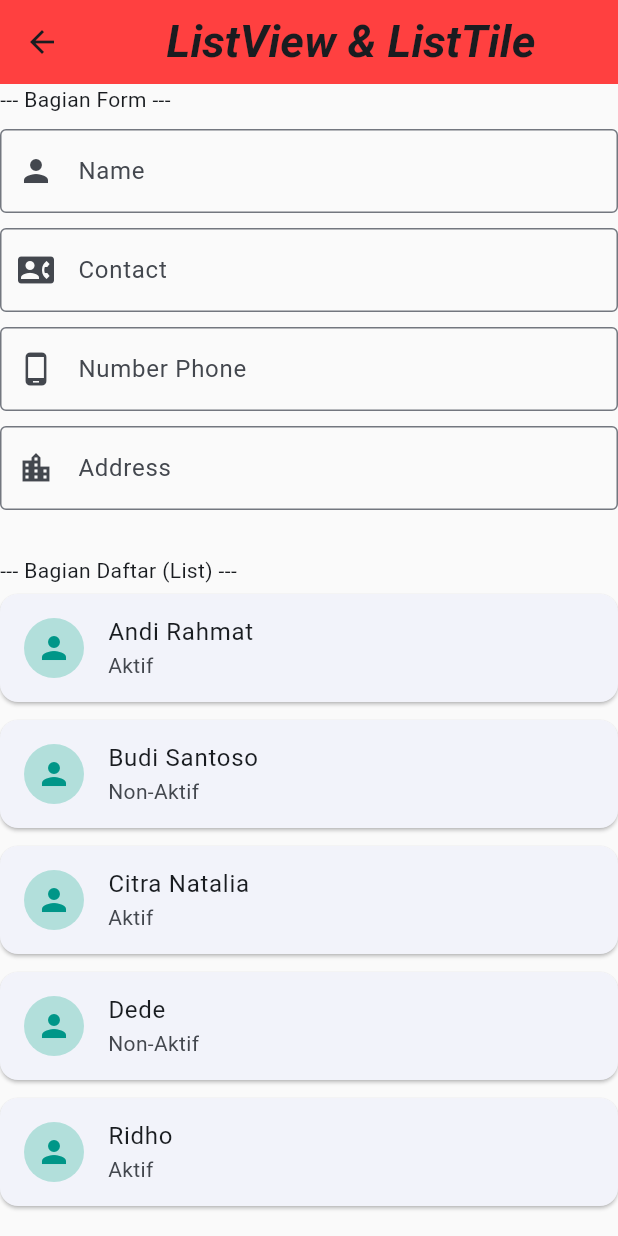
After one commit to lavenderpoet607/pelatihan_app_dev, a Flutter app: the Tugas5 screen opened directly, on a phone screen of 412 x 824 dp. The commit adds this screen. Run offline on Flutter 3.47's test engine with Material 3 defaults, Android fonts, the light colour scheme and no system bars; network calls fail.

Commit message:
Perubahan tugas

```diff
--- /dev/null
+++ b/lib/tugas/tugas_5.dart
@@ -0,0 +1,126 @@
+import 'package:flutter/material.dart';
+
+class Tugas5 extends StatelessWidget {
+  const Tugas5({super.key});
+
+  @override
+  Widget build(BuildContext context) {
+    return Scaffold(
+      backgroundColor: const Color.fromARGB(255, 250, 250, 250),
+      appBar: AppBar(
+        backgroundColor: const Color.fromARGB(255, 255, 64, 64),
+        title: Row(
+          mainAxisAlignment: MainAxisAlignment.center,
+          children: [
+            Text(
+              "ListView & ListTile",
+              style: TextStyle(
+                fontSize: 30,
+                fontWeight: FontWeight.bold,
+                fontStyle: FontStyle.italic,
+              ),
+            ),
+          ],
+        ),
+      ),
+      body: ListView(
+        children: [
+          Text("--- Bagian Form ---"),
+          SizedBox(height: 10),
+          TextField(
+            decoration: InputDecoration(
+              prefixIcon: Icon(Icons.person),
+              border: OutlineInputBorder(),
+              labelText: 'Name',
+              hintText: 'Enter YourName',
+            ),
+          ),
+          SizedBox(height: 10),
+          const TextField(
+            decoration: InputDecoration(
+              prefixIcon: Icon(Icons.contact_phone),
+              border: OutlineInputBorder(),
+              labelText: 'Contact',
+              hintText: 'Enter Your Contact',
+            ),
+          ),
+          SizedBox(height: 10),
+          const TextField(
+            decoration: InputDecoration(
+              prefixIcon: Icon(Icons.phone_android),
+              border: OutlineInputBorder(),
+              labelText: 'Number Phone',
+              hintText: 'Enter Your Number',
+            ),
+          ),
+          SizedBox(height: 10),
+          const TextField(
+            decoration: InputDecoration(
+              prefixIcon: Icon(Icons.location_city_outlined),
+              border: OutlineInputBorder(),
+              labelText: 'Address',
+              hintText: 'Enter Address',
+            ),
+          ),
+          SizedBox(height: 30),
+          Text("--- Bagian Daftar (List) ---"),
+          Card(
+            margin: const EdgeInsets.symmetric(vertical: 6),
+            child: ListTile(
+              leading: CircleAvatar(
+                backgroundColor: Colors.teal.shade100,
+                child: const Icon(Icons.person, color: Colors.teal),
+              ),
+              title: const Text('Andi Rahmat'),
+              subtitle: const Text('Aktif'),
+            ),
+          ),
+          Card(
+            margin: const EdgeInsets.symmetric(vertical: 6),
+            child: ListTile(
+              leading: CircleAvatar(
+                backgroundColor: Colors.teal.shade100,
+                child: const Icon(Icons.person, color: Colors.teal),
+              ),
+              title: const Text('Budi Santoso'),
+              subtitle: const Text('Non-Aktif'),
+            ),
+          ),
+          Card(
+            margin: const EdgeInsets.symmetric(vertical: 6),
+            child: ListTile(
+              leading: CircleAvatar(
+                backgroundColor: Colors.teal.shade100,
+                child: const Icon(Icons.person, color: Colors.teal),
+              ),
+              title: const Text('Citra Natalia'),
+              subtitle: const Text('Aktif'),
+            ),
+          ),
+          Card(
+            margin: const EdgeInsets.symmetric(vertical: 6),
+            child: ListTile(
+              leading: CircleAvatar(
+                backgroundColor: Colors.teal.shade100,
+                child: const Icon(Icons.person, color: Colors.teal),
+              ),
+              title: const Text('Dede'),
+              subtitle: const Text('Non-Aktif'),
+            ),
+          ),
+          Card(
+            margin: const EdgeInsets.symmetric(vertical: 6),
+            child: ListTile(
+              leading: CircleAvatar(
+                backgroundColor: Colors.teal.shade100,
+                child: const Icon(Icons.person, color: Colors.teal),
+              ),
+              title: const Text('Ridho'),
+              subtitle: const Text('Aktif'),
+            ),
+          ),
+        ],
+      ),
+    );
+  }
+}
```
Also changed, not shown: lib/latihan_widget/latihan_listview.dart (added, +93 -0 lines), lib/latihan_widget/latihan_singlechildscorollview.dart (added, +49 -0 lines), lib/latihan_widget/latihan_textfield.dart (added, +23 -0 lines), lib/main.dart (+40 -0 lines), lib/tugas/tugas_2.dart (+8 -5 lines), lib/tugas/tugas_4.dart (added, +307 -0 lines).
